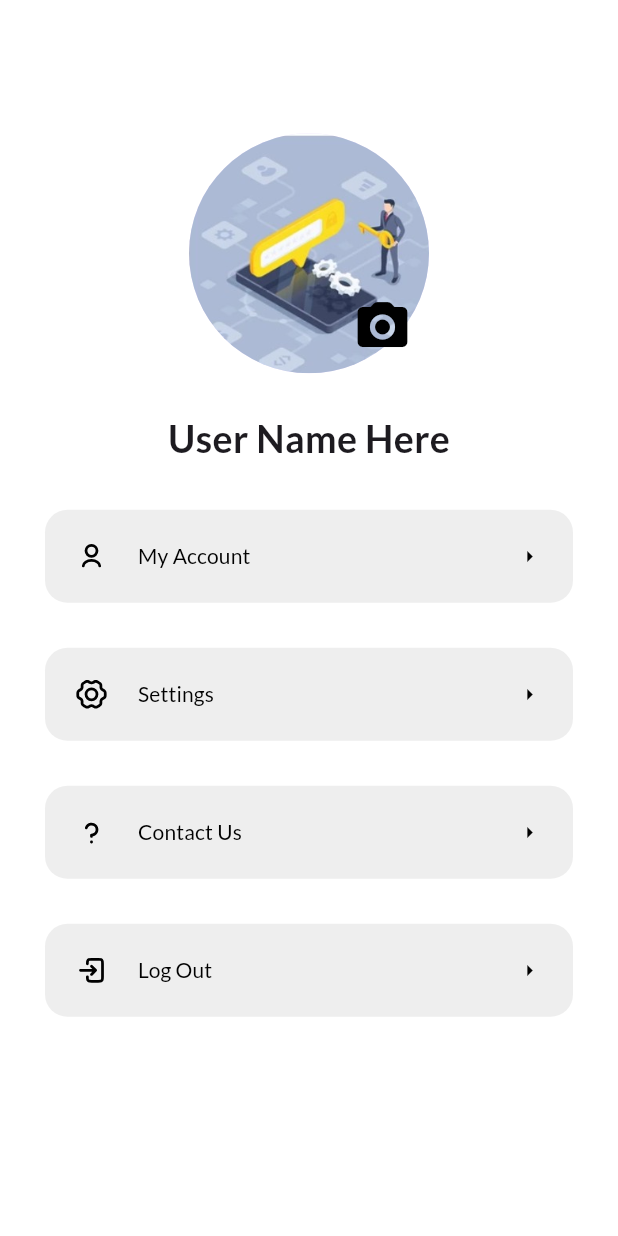
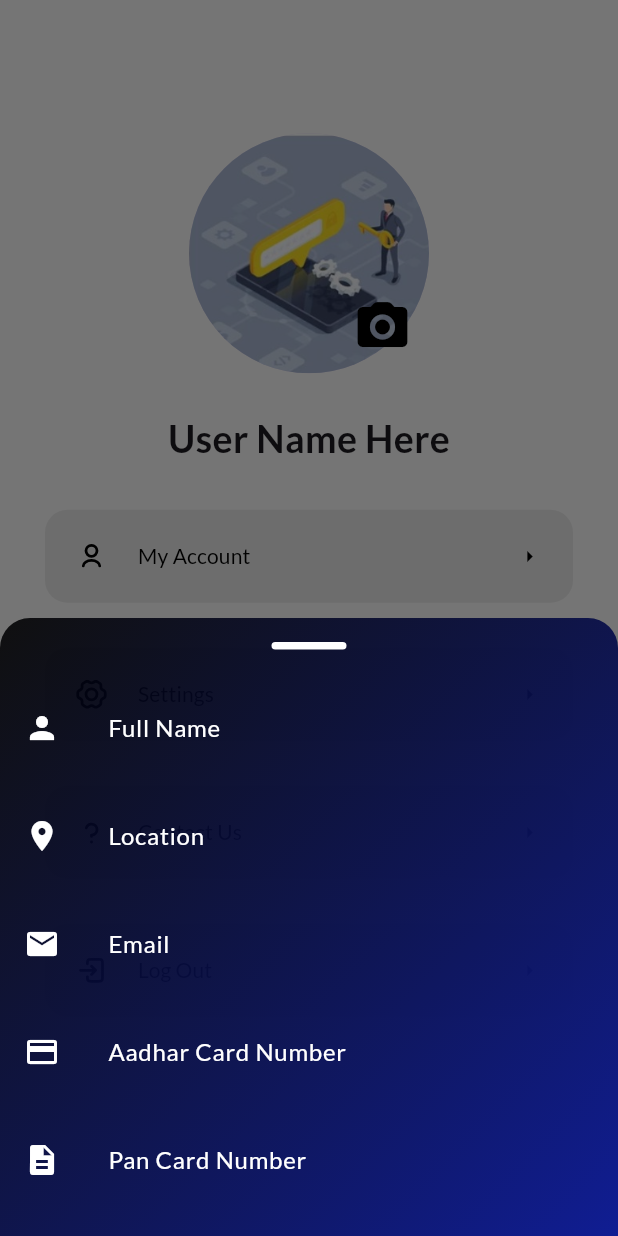
Before and after one commit to Broly01xd/finkin_credential2, a Flutter app: the AccountScreen screen opened by its route, after a tap on "My Account", on a phone screen of 412 x 824 dp. Run offline on Flutter 3.47's test engine with Material 3 defaults, Android fonts, the phone set to English and light mode, and no system bars; our stand-ins replace carousel_slider, cloud_firestore, curved_navigation_bar, firebase_auth, firebase_core, firebase_storage and 5 more; missing offline and left inert: horizontal_stepper_flutter; accounts and stored records are empty; network calls fail.

Commit message:
5/12/23 update

```diff
--- a/lib/controller/account_controller.dart
+++ b/lib/controller/account_controller.dart
@@ -23,8 +23,8 @@ class AccountController extends GetxController {
         fullName.value = userDoc['Name'] ?? '';
         location.value = userDoc['Address'] ?? '';
         email.value = userDoc['Email'] ?? '';
-        aadharCardNumber.value = userDoc['aadharCardNumber'] ?? '';
-        panCardNumber.value = userDoc['panCardNumber'] ?? '';
+        aadharCardNumber.value = userDoc['Aadhar'] ?? '';
+        panCardNumber.value = userDoc['Pan'] ?? '';
       } else {
         print("User with agentId $agentId not found");
       }
--- a/lib/pages/home_screen/account_screen.dart
+++ b/lib/pages/home_screen/account_screen.dart
@@ -245,7 +245,7 @@ class _AccountScreenState extends State<AccountScreen> {
   }
 
   void _showAccountInfoBottomSheet(BuildContext context) {
-    showBottomSheet(
+    showModalBottomSheet(
       context: context,
       backgroundColor: Colors.transparent,
       builder: (BuildContext context) {
@@ -342,10 +342,19 @@ class _AccountScreenState extends State<AccountScreen> {
                       cursorColor: Colors.white,
                     ),
                   ),
-                  const ListTile(
-                    leading: Icon(Icons.email, color: Colors.white),
+                  ListTile(
+                    leading: const Icon(Icons.email, color: Colors.white),
                     title: TextField(
-                      decoration: InputDecoration(
+                      controller: TextEditingController(
+                          text: accountController.email.value),
+                      onChanged: (value) {
+                        // Update the value in the GetX controller
+                        accountController.email.value = value;
+                        // Update the corresponding field in Firestore
+                        _updateFieldInFirestore('Email', value,
+                            agentId: loginController.agentId.value);
+                      },
+                      decoration: const InputDecoration(
                         labelText: "Email",
                         labelStyle: TextStyle(color: Colors.white),
                         focusedBorder: OutlineInputBorder(
@@ -355,17 +364,27 @@ class _AccountScreenState extends State<AccountScreen> {
                           borderSide: BorderSide(color: Colors.transparent),
                         ),
                       ),
-                      style: TextStyle(color: Colors.white),
+                      style: const TextStyle(color: Colors.white),
                       cursorColor: Colors.white,
                     ),
                   ),
-                  const ListTile(
-                    leading: Icon(
+                  ListTile(
+                    leading: const Icon(
                       Icons.credit_card,
                       color: Colors.white,
                     ),
                     title: TextField(
-                      decoration: InputDecoration(
+                      controller: TextEditingController(
+                          text: accountController.aadharCardNumber.value),
+                      onChanged: (value) {
+                        // Update the value in the GetX controller
+                        accountController.aadharCardNumber.value = value;
+                        // Update the corresponding field in Firestore
+                        _updateFieldInFirestore('Aadhar', value,
+                            agentId: loginController.agentId.value);
+                      },
+                      readOnly: true,
+                      decoration: const InputDecoration(
                         labelText: "Aadhar Card Number",
                         labelStyle: TextStyle(color: Colors.white),
                         focusedBorder: OutlineInputBorder(
@@ -375,17 +394,27 @@ class _AccountScreenState extends State<AccountScreen> {
                           borderSide: BorderSide(color: Colors.transparent),
                         ),
                       ),
-                      style: TextStyle(color: Colors.white),
+                      style: const TextStyle(color: Colors.white),
                       cursorColor: Colors.white,
                     ),
                   ),
-                  const ListTile(
-                    leading: Icon(
+                  ListTile(
+                    leading: const Icon(
                       Icons.description,
                       color: Colors.white,
                     ),
                     title: TextField(
-                      decoration: InputDecoration(
+                      controller: TextEditingController(
+                          text: accountController.panCardNumber.value),
+                      onChanged: (value) {
+                        // Update the value in the GetX controller
+                        accountController.panCardNumber.value = value;
+                        // Update the corresponding field in Firestore
+                        _updateFieldInFirestore('Pan', value,
+                            agentId: loginController.agentId.value);
+                      },
+                      readOnly: true,
+                      decoration: const InputDecoration(
                         labelText: "Pan Card Number",
                         labelStyle: TextStyle(color: Colors.white),
                         focusedBorder: OutlineInputBorder(
@@ -395,7 +424,7 @@ class _AccountScreenState extends State<AccountScreen> {
                           borderSide: BorderSide(color: Colors.transparent),
                         ),
                       ),
-                      style: TextStyle(color: Colors.white),
+                      style: const TextStyle(color: Colors.white),
                       cursorColor: Colors.white,
                     ),
                   ),
```
Also changed, not shown: lib/pages/agent_screen/agent_form.dart (+10 -10 lines).
